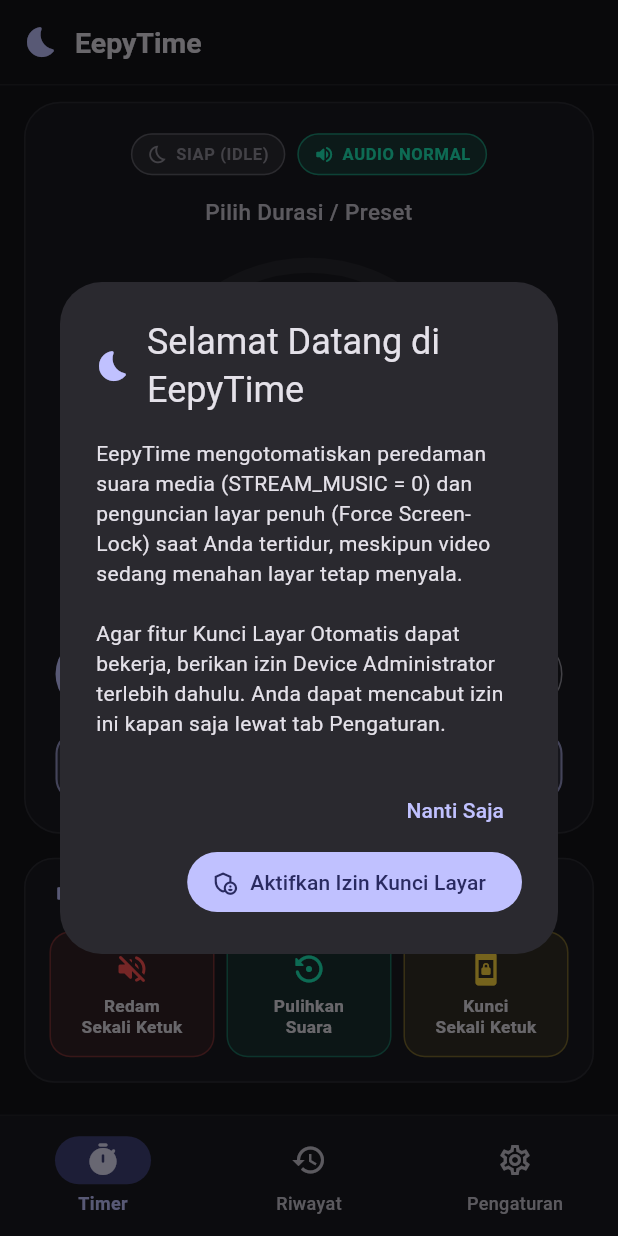
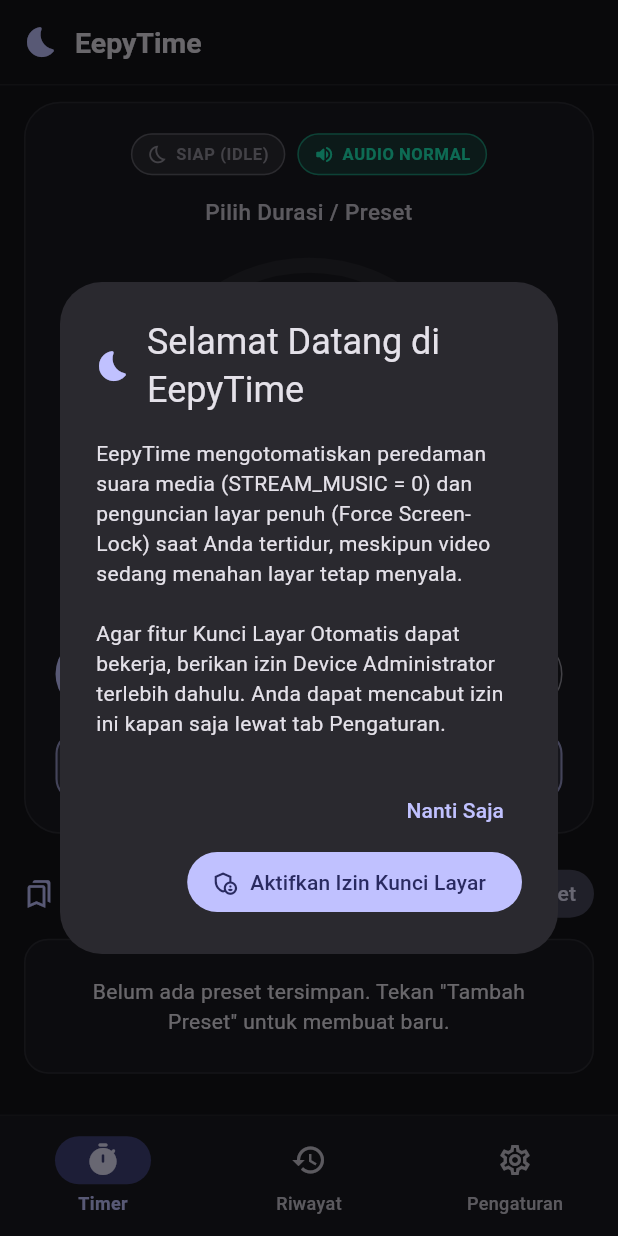
Before and after one commit to IkanGajah/EepyTime, a Flutter app: the screen it shows after launch, scrolled down 238 dp, on a phone screen of 412 x 824 dp. Run offline on Flutter 3.47's test engine with Material 3 defaults, Android fonts, the phone set to English and light mode, and no system bars; our stand-ins replace sqflite; accounts and stored records are empty.

Commit message:
removed Kontrol Cepat

```diff
--- a/lib/screens/timer_tab_view.dart
+++ b/lib/screens/timer_tab_view.dart
@@ -257,17 +257,9 @@ class _TimerTabViewState extends State<TimerTabView>
                 cardBgColor: cardBgColor,
                 cardBorderColor: cardBorderColor,
               ),
-              const SizedBox(height: 16),
-
-              // 3. PANEL KONTROL CEPAT (REDAM, PULIHKAN, KUNCI SEKALI KETUK)
-              _buildQuickActionsCard(
-                colorScheme: colorScheme,
-                cardBgColor: cardBgColor,
-                cardBorderColor: cardBorderColor,
-              ),
               const SizedBox(height: 20),
 
-              // 4. MANAJEMEN PRESET DURASI (SQLITE)
+              // 3. MANAJEMEN PRESET DURASI (SQLITE)
               _buildPresetsSection(
                 colorScheme: colorScheme,
                 cardBgColor: cardBgColor,
@@ -605,103 +597,6 @@ class _TimerTabViewState extends State<TimerTabView>
     );
   }
 
-  Widget _buildQuickActionsCard({
-    required ColorScheme colorScheme,
-    required Color cardBgColor,
-    required Color cardBorderColor,
-  }) {
-    return Container(
-      padding: const EdgeInsets.all(16),
-      decoration: BoxDecoration(
-        color: cardBgColor,
-        borderRadius: BorderRadius.circular(20),
-        border: Border.all(color: cardBorderColor),
-      ),
-      child: Column(
-        crossAxisAlignment: CrossAxisAlignment.start,
-        children: <Widget>[
-          Row(
-            children: <Widget>[
-              Icon(
-                Icons.flash_on_rounded,
-                size: 18,
-                color: colorScheme.primary,
-              ),
-              const SizedBox(width: 8),
-              const Expanded(
-                child: Text(
-                  'Kontrol Cepat (Eksekusi Sekali Ketuk)',
-                  style: TextStyle(
-                    fontSize: 14,
-                    fontWeight: FontWeight.bold,
-                  ),
-                ),
-              ),
-            ],
-          ),
-          const SizedBox(height: 12),
-          Row(
-            children: <Widget>[
-              Expanded(
-                child: _QuickActionButton(
-                  icon: Icons.volume_off_rounded,
-                  label: 'Redam\nSekali Ketuk',
-                  color: Colors.redAccent.shade200,
-                  onTap: () async {
-                    final int prevVolume = await _controller.oneTapMute();
-                    _showSnackBar(
-                      'Suara media diredam ke 0 (Volume sebelumnya: $prevVolume).',
-                    );
-                  },
-                ),
-              ),
-              const SizedBox(width: 8),
-              Expanded(
-                child: _QuickActionButton(
-                  icon: Icons.settings_backup_restore_rounded,
-                  label: 'Pulihkan\nSuara',
-                  color: Colors.tealAccent.shade400,
-                  onTap: () async {
-                    final int restoredVolume = await _controller.restoreAudio();
-                    _showSnackBar(
-                      'Suara media dipulihkan ke level $restoredVolume.',
-                    );
-                  },
-                ),
-              ),
-              const SizedBox(width: 8),
-              Expanded(
-                child: _QuickActionButton(
-                  icon: Icons.screen_lock_portrait_rounded,
-                  label: 'Kunci\nSekali Ketuk',
-                  color: Colors.amberAccent.shade200,
-                  onTap: () async {
-                    final bool locked = await _controller.oneTapLock();
-                    if (!locked) {
-                      _showSnackBar(
-                        'Gagal mengunci layar: Izin Device Admin belum aktif!',
-                        isWarning: true,
-                        action: SnackBarAction(
-                          label: 'Beri Izin',
-                          textColor: Colors.amber.shade200,
-                          onPressed: () {
-                            _controller.requestAdminPermission();
-                          },
-                        ),
-                      );
-                    } else {
-                      _showSnackBar('Layar perangkat berhasil dikunci.');
-                    }
-                  },
-                ),
-              ),
-            ],
-          ),
-        ],
-      ),
-    );
-  }
-
   Widget _buildPresetsSection({
     required ColorScheme colorScheme,
     required Color cardBgColor,
@@ -903,55 +798,6 @@ class _StatusChip extends StatelessWidget {
             ),
           ),
         ],
-      ),
-    );
-  }
-}
-
-class _QuickActionButton extends StatelessWidget {
-  final IconData icon;
-  final String label;
-  final Color color;
-  final VoidCallback onTap;
-
-  const _QuickActionButton({
-    required this.icon,
-    required this.label,
-    required this.color,
-    required this.onTap,
-  });
-
-  @override
-  Widget build(BuildContext context) {
-    return Material(
-      color: color.withValues(alpha: 0.1),
-      borderRadius: BorderRadius.circular(14),
-      child: InkWell(
-        onTap: onTap,
-        borderRadius: BorderRadius.circular(14),
-        child: Container(
-          padding: const EdgeInsets.symmetric(vertical: 12, horizontal: 8),
-          decoration: BoxDecoration(
-            borderRadius: BorderRadius.circular(14),
-            border: Border.all(color: color.withValues(alpha: 0.35)),
-          ),
-          child: Column(
-            mainAxisSize: MainAxisSize.min,
-            children: <Widget>[
-              Icon(icon, color: color, size: 24),
-              const SizedBox(height: 6),
-              Text(
-                label,
-                textAlign: TextAlign.center,
-                style: const TextStyle(
-                  fontSize: 11.5,
-                  fontWeight: FontWeight.w600,
-                  height: 1.2,
-                ),
-              ),
-            ],
-          ),
-        ),
       ),
     );
   }
```
